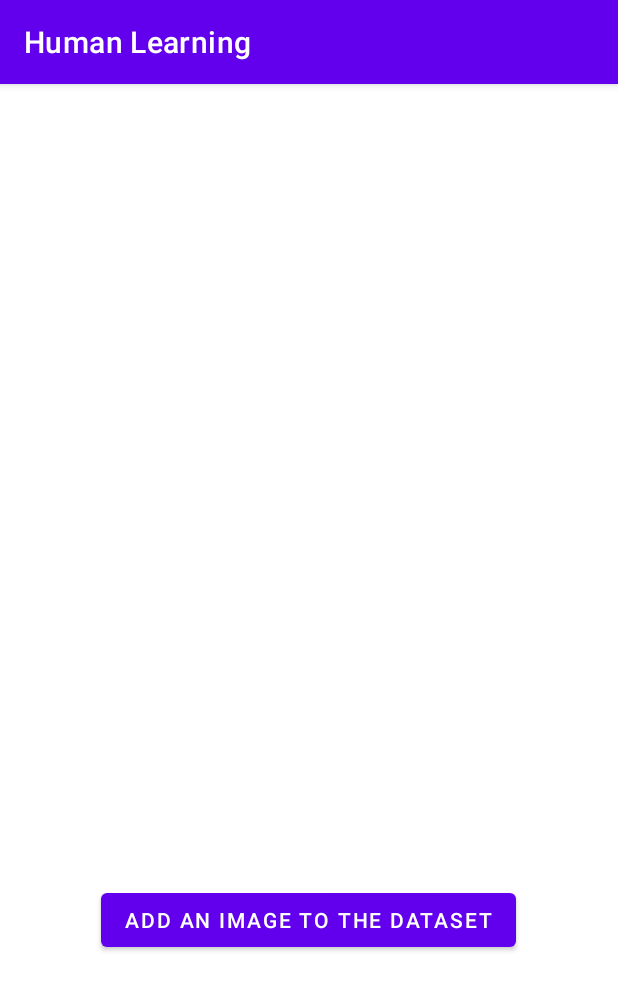
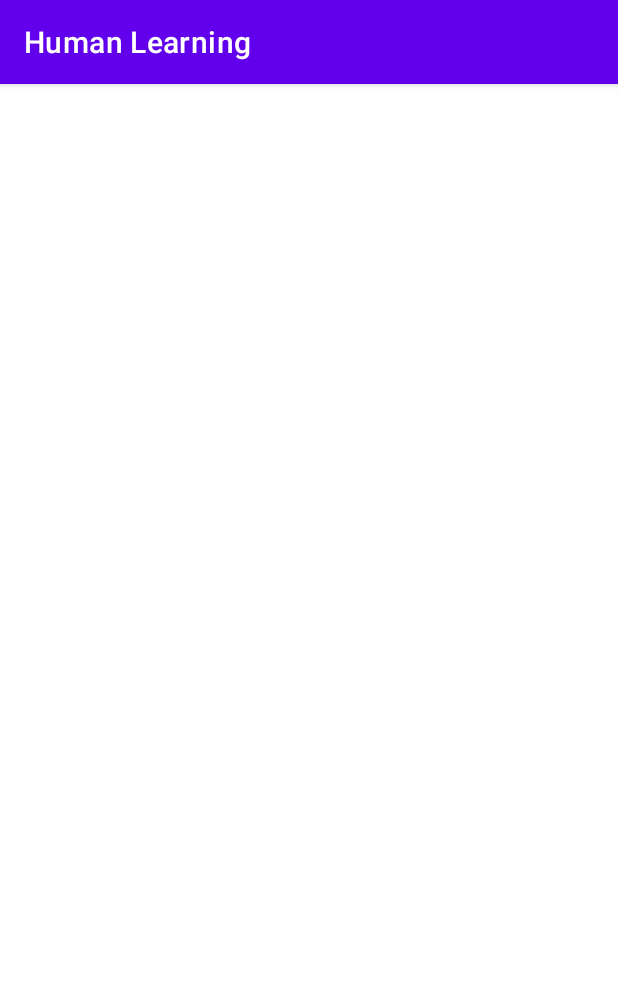
Before and after one commit to HumanLearning2021/HumanLearningApp, an Android app: the screen it shows after launch (MainActivity), on a phone screen of 412 x 824 dp. Shown: the top 990 px of the screen. Run offline under Robolectric (Android 15) with nearby library versions, the phone set to English and light mode, and no system bars.

Commit message:
cleanup main

```diff
--- a/app/src/main/java/com/github/HumanLearning2021/HumanLearningApp/MainActivity.kt
+++ b/app/src/main/java/com/github/HumanLearning2021/HumanLearningApp/MainActivity.kt
@@ -1,38 +1,7 @@
 package com.github.HumanLearning2021.HumanLearningApp
 
-import android.graphics.drawable.Drawable
-import android.os.Bundle
-import android.view.View
-import android.widget.ImageView
-import android.widget.TextView
-import androidx.activity.result.ActivityResultLauncher
 import androidx.appcompat.app.AppCompatActivity
 
 class MainActivity : AppCompatActivity() {
 
-    private lateinit var callForResult: ActivityResultLauncher<Array<String>>
-
-    override fun onCreate(savedInstanceState: Bundle?) {
-        super.onCreate(savedInstanceState)
-        setContentView(R.layout.activity_main)
-        callForResult =
-            registerForActivityResult(AddPictureActivity.AddPictureContract) { pair ->
-                when (pair) {
-                    null -> findViewById<TextView>(R.id.selectedCategory).text = "no result"
-                    else -> run {
-                        findViewById<TextView>(R.id.selectedCategory).text = pair!!.first
-                        findViewById<ImageView>(R.id.pictureTaken).setImageDrawable(
-                            Drawable.createFromPath(
-                                pair!!.second.path
-                            )
-                        )
-                    }
-                }
-            }
-    }
-
-    fun launchToCameraActivity(view: View) {
-        val categories = arrayOf("category1", "category2", "category3")
-        callForResult.launch(categories)
-    }
 }
--- a/app/src/main/res/layout/activity_main.xml
+++ b/app/src/main/res/layout/activity_main.xml
@@ -1,57 +1,8 @@
 <?xml version="1.0" encoding="utf-8"?>
 <androidx.constraintlayout.widget.ConstraintLayout xmlns:android="http://schemas.android.com/apk/res/android"
-    xmlns:app="http://schemas.android.com/apk/res-auto"
     xmlns:tools="http://schemas.android.com/tools"
     android:layout_width="match_parent"
     android:layout_height="match_parent"
     tools:context=".MainActivity">
 
-
-    <Button
-        android:id="@+id/goToCameraButton"
-        android:layout_width="wrap_content"
-        android:layout_height="wrap_content"
-        android:layout_marginStart="162dp"
-        android:layout_marginTop="533dp"
-        android:layout_marginEnd="156dp"
-        android:layout_marginBottom="151dp"
-        android:onClick="launchToCameraActivity"
-        android:text="Add an image to the dataset"
-        app:layout_constraintBottom_toBottomOf="parent"
-        app:layout_constraintEnd_toEndOf="parent"
-        app:layout_constraintHorizontal_bias="0.519"
-        app:layout_constraintStart_toStartOf="parent"
-        app:layout_constraintTop_toTopOf="parent"
-        app:layout_constraintVertical_bias="0.0" />
-
-    <ImageView
-        android:id="@+id/pictureTaken"
-        android:layout_width="319dp"
-        android:layout_height="450dp"
-        android:layout_marginStart="16dp"
-        android:layout_marginTop="16dp"
-        android:layout_marginEnd="22dp"
-        android:layout_marginBottom="27dp"
-        app:layout_constraintBottom_toTopOf="@+id/goToCameraButton"
-        app:layout_constraintEnd_toEndOf="parent"
-        app:layout_constraintHorizontal_bias="0.555"
-        app:layout_constraintStart_toStartOf="parent"
-        app:layout_constraintTop_toTopOf="parent"
-        app:layout_constraintVertical_bias="1.0" />
-
-    <TextView
-        android:id="@+id/selectedCategory"
-        android:layout_width="wrap_content"
-        android:layout_height="wrap_content"
-        android:layout_marginStart="131dp"
-        android:layout_marginTop="54dp"
-        android:layout_marginEnd="131dp"
-        android:textAlignment="center"
-        android:textSize="24sp"
-        app:layout_constraintBottom_toTopOf="@+id/pictureTaken"
-        app:layout_constraintEnd_toEndOf="parent"
-        app:layout_constraintStart_toStartOf="parent"
-        app:layout_constraintTop_toTopOf="parent"
-        app:layout_constraintVertical_bias="1.0" />
-
 </androidx.constraintlayout.widget.ConstraintLayout>
```
Also changed, not shown: 1 other file.
